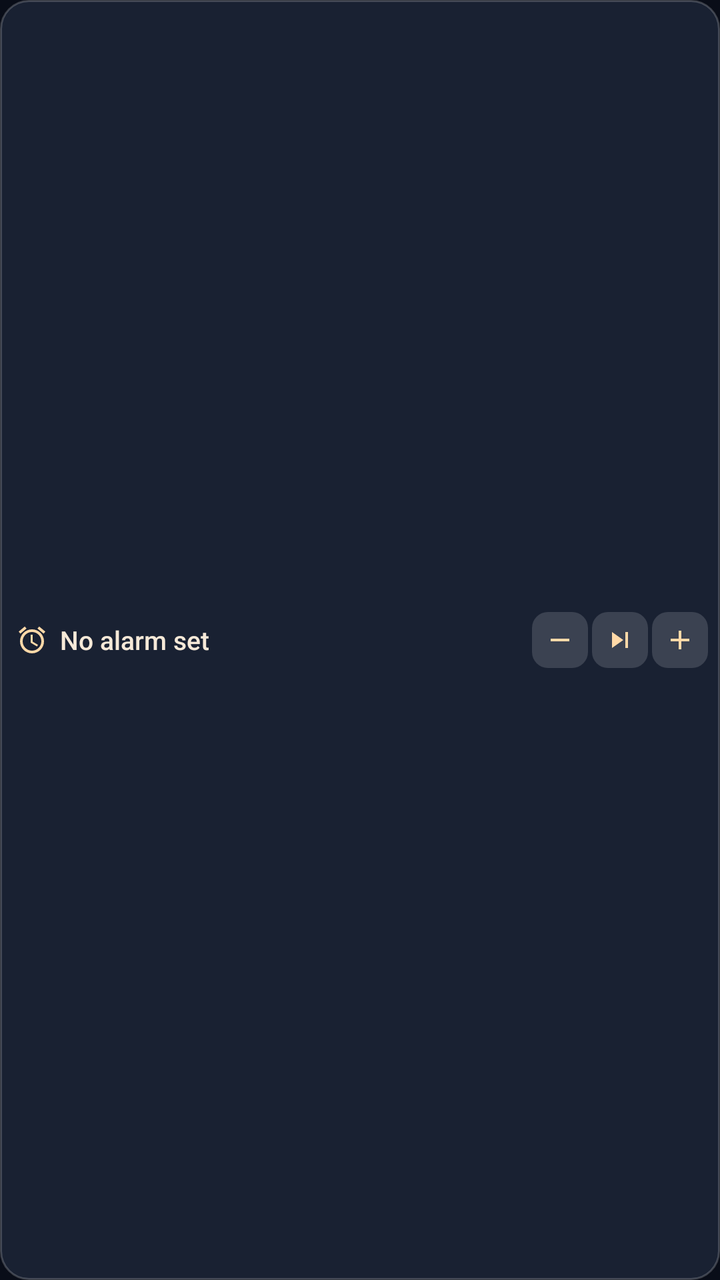
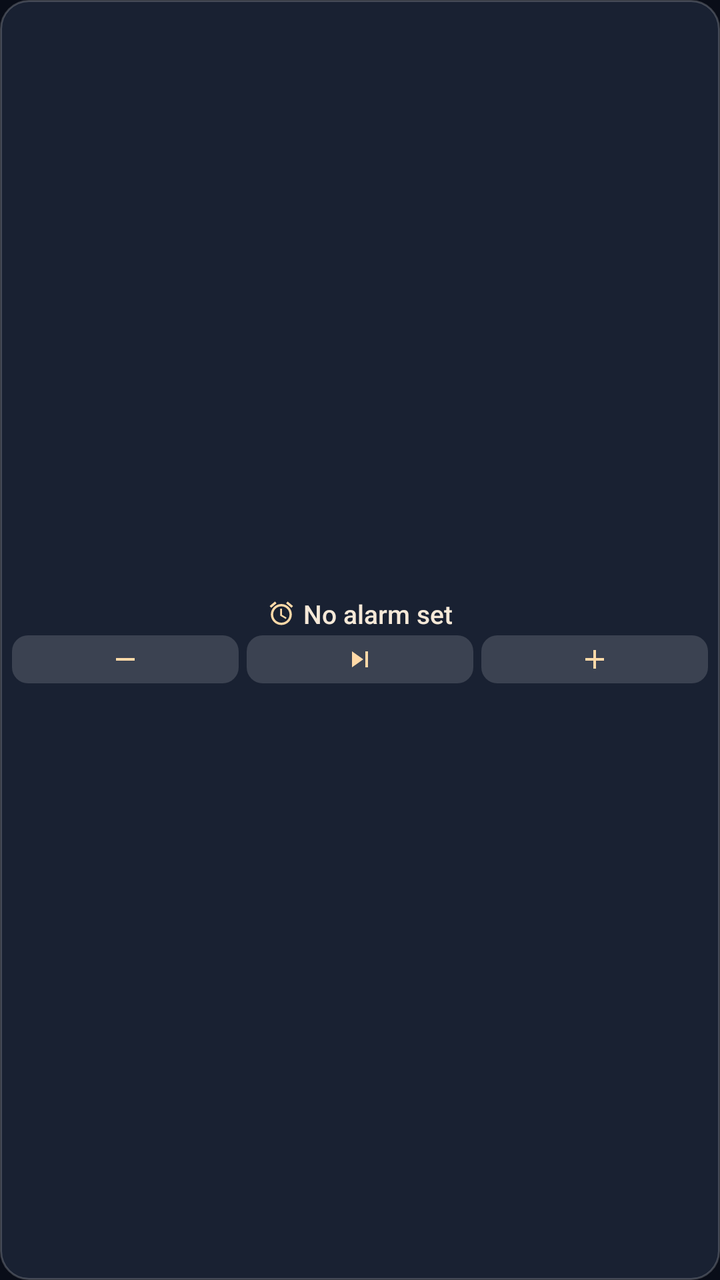

Compare the two renders of this Android layout. The source of the first and the diff that turns it into the second are given below.
<!-- AndroidManifest.xml: application theme Theme.RadioAlarmApp -->
<!-- res/layout/radio_alarm_widget.xml -->
<?xml version="1.0" encoding="utf-8"?>
<LinearLayout xmlns:android="http://schemas.android.com/apk/res/android"
    android:layout_width="match_parent"
    android:layout_height="match_parent"
    android:background="@drawable/widget_background"
    android:gravity="center_vertical"
    android:orientation="horizontal"
    android:paddingStart="8dp"
    android:paddingTop="4dp"
    android:paddingEnd="6dp"
    android:paddingBottom="4dp">

    <ImageView
        android:id="@+id/widget_icon"
        android:layout_width="16dp"
        android:layout_height="16dp"
        android:contentDescription="@null"
        android:scaleType="centerInside"
        android:src="@drawable/ic_widget_alarm" />

    <TextView
        android:id="@+id/widget_alarm_text"
        android:layout_width="0dp"
        android:layout_height="wrap_content"
        android:layout_marginStart="6dp"
        android:layout_weight="1"
        android:ellipsize="end"
        android:fontFamily="sans-serif-medium"
        android:gravity="center_vertical"
        android:maxLines="1"
        android:text="@string/widget_no_alarm"
        android:textColor="#F6E9D8"
        android:textSize="13sp" />

    <LinearLayout
        android:id="@+id/widget_buttons"
        android:layout_width="wrap_content"
        android:layout_height="28dp"
        android:layout_marginStart="4dp"
        android:baselineAligned="false"
        android:orientation="horizontal">

        <ImageView
            android:id="@+id/widget_minus"
            android:layout_width="28dp"
            android:layout_height="match_parent"
            android:layout_marginEnd="2dp"
            android:background="@drawable/widget_button"
            android:contentDescription="@string/widget_action_earlier"
            android:padding="6dp"
            android:scaleType="centerInside"
            android:src="@drawable/ic_widget_minus" />

        <ImageView
            android:id="@+id/widget_middle"
            android:layout_width="28dp"
            android:layout_height="match_parent"
            android:layout_marginEnd="2dp"
            android:background="@drawable/widget_button"
            android:contentDescription="@string/widget_action_skip"
            android:padding="6dp"
            android:scaleType="centerInside"
            android:src="@drawable/ic_widget_skip" />

        <ImageView
            android:id="@+id/widget_plus"
            android:layout_width="28dp"
            android:layout_height="match_parent"
            android:background="@drawable/widget_button"
            android:contentDescription="@string/widget_action_later"
            android:padding="6dp"
            android:scaleType="centerInside"
            android:src="@drawable/ic_widget_plus" />
    </LinearLayout>
</LinearLayout>
<!-- resources referenced by this layout -->
<resources>
  <!-- drawable ic_widget_alarm (drawable) -->
  <vector xmlns:android="http://schemas.android.com/apk/res/android"
      android:width="24dp"
      android:height="24dp"
      android:viewportWidth="24"
      android:viewportHeight="24">
      <path
          android:fillColor="#FFD9A8"
          android:pathData="M22,5.72l-4.6,-3.86 -1.29,1.53 4.6,3.86L22,5.72zM7.88,3.39L6.6,1.86 2,5.71l1.29,1.53 4.59,-3.85zM12.5,8H11v6l4.75,2.85 0.75,-1.23 -4,-2.37V8zM12,4c-4.97,0 -9,4.03 -9,9s4.02,9 9,9 9,-4.03 9,-9 -4.03,-9 -9,-9zM12,20c-3.87,0 -7,-3.13 -7,-7s3.13,-7 7,-7 7,3.13 7,7 -3.13,7 -7,7z" />
  </vector>
  <!-- drawable ic_widget_minus (drawable) -->
  <vector xmlns:android="http://schemas.android.com/apk/res/android"
      android:width="24dp"
      android:height="24dp"
      android:viewportWidth="24"
      android:viewportHeight="24">
      <path
          android:fillColor="#FFD9A8"
          android:pathData="M19,13H5v-2h14v2z" />
  </vector>
  <!-- drawable ic_widget_plus (drawable) -->
  <vector xmlns:android="http://schemas.android.com/apk/res/android"
      android:width="24dp"
      android:height="24dp"
      android:viewportWidth="24"
      android:viewportHeight="24">
      <path
          android:fillColor="#FFD9A8"
          android:pathData="M19,13h-6v6h-2v-6H5v-2h6V5h2v6h6v2z" />
  </vector>
  <!-- drawable ic_widget_skip (drawable) -->
  <vector xmlns:android="http://schemas.android.com/apk/res/android"
      android:width="24dp"
      android:height="24dp"
      android:viewportWidth="24"
      android:viewportHeight="24">
      <path
          android:fillColor="#FFD9A8"
          android:pathData="M6,18l8.5,-6L6,6v12zM16,6v12h2V6h-2z" />
  </vector>
  <!-- drawable widget_background (drawable) -->
  <?xml version="1.0" encoding="utf-8"?>
  <shape xmlns:android="http://schemas.android.com/apk/res/android"
      android:shape="rectangle">
      <solid android:color="#E61B2436" />
      <corners android:radius="14dp" />
      <stroke
          android:width="1dp"
          android:color="#33FFFFFF" />
  </shape>
  <!-- drawable widget_button (drawable) -->
  <?xml version="1.0" encoding="utf-8"?>
  <shape xmlns:android="http://schemas.android.com/apk/res/android"
      android:shape="rectangle">
      <solid android:color="#26FFFFFF" />
      <corners android:radius="8dp" />
  </shape>
  <string name="widget_action_earlier">Move alarm 10 minutes earlier</string>
  <string name="widget_action_later">Move alarm 10 minutes later</string>
  <string name="widget_action_skip">Skip next alarm</string>
  <string name="widget_no_alarm">No alarm set</string>
  <style name="Theme.RadioAlarmApp" parent="android:style/Theme.Material.NoActionBar">
          <item name="android:fontFamily">sans</item>
          <item name="android:windowActionModeOverlay">true</item>
          <item name="android:windowBackground">@color/ring_background</item>
          <item name="android:statusBarColor">@color/ring_background</item>
          <item name="android:navigationBarColor">@color/ring_background</item>
          <item name="android:windowLightStatusBar">false</item>
          <item name="android:colorAccent">#FFB55C</item>
      </style>
  <color name="ring_background">#090D18</color>
</resources>

<!-- the commit's change to res/layout/radio_alarm_widget.xml (unified diff, before → after) -->
@@ -3,72 +3,86 @@
     android:layout_width="match_parent"
     android:layout_height="match_parent"
     android:background="@drawable/widget_background"
-    android:gravity="center_vertical"
-    android:orientation="horizontal"
-    android:paddingStart="8dp"
-    android:paddingTop="4dp"
+    android:gravity="center"
+    android:orientation="vertical"
+    android:paddingStart="6dp"
+    android:paddingTop="2dp"
     android:paddingEnd="6dp"
-    android:paddingBottom="4dp">
+    android:paddingBottom="2dp">
 
-    <ImageView
-        android:id="@+id/widget_icon"
-        android:layout_width="16dp"
-        android:layout_height="16dp"
-        android:contentDescription="@null"
-        android:scaleType="centerInside"
-        android:src="@drawable/ic_widget_alarm" />
+    <LinearLayout
+        android:id="@+id/widget_header"
+        android:layout_width="match_parent"
+        android:layout_height="wrap_content"
+        android:gravity="center"
+        android:orientation="horizontal">
 
-    <TextView
-        android:id="@+id/widget_alarm_text"
-        android:layout_width="0dp"
-        android:layout_height="wrap_content"
-        android:layout_marginStart="6dp"
-        android:layout_weight="1"
-        android:ellipsize="end"
-        android:fontFamily="sans-serif-medium"
-        android:gravity="center_vertical"
-        android:maxLines="1"
-        android:text="@string/widget_no_alarm"
-        android:textColor="#F6E9D8"
-        android:textSize="13sp" />
+        <ImageView
+            android:id="@+id/widget_icon"
+            android:layout_width="14dp"
+            android:layout_height="14dp"
+            android:contentDescription="@null"
+            android:scaleType="centerInside"
+            android:src="@drawable/ic_widget_alarm" />
+
+        <TextView
+            android:id="@+id/widget_alarm_text"
+            android:layout_width="wrap_content"
+            android:layout_height="wrap_content"
+            android:layout_marginStart="4dp"
+            android:ellipsize="end"
+            android:fontFamily="sans-serif-medium"
+            android:gravity="center"
+            android:maxLines="1"
+            android:text="@string/widget_no_alarm"
+            android:textColor="#F6E9D8"
+            android:textSize="13sp" />
+    </LinearLayout>
 
     <LinearLayout
         android:id="@+id/widget_buttons"
-        android:layout_width="wrap_content"
-        android:layout_height="28dp"
-        android:layout_marginStart="4dp"
+        android:layout_width="match_parent"
+        android:layout_height="24dp"
+        android:layout_marginTop="2dp"
         android:baselineAligned="false"
-        android:orientation="horizontal">
+        android:gravity="center"
+        android:orientation="horizontal"
+        android:weightSum="3">
 
         <ImageView
             android:id="@+id/widget_minus"
-            android:layout_width="28dp"
+            android:layout_width="0dp"
             android:layout_height="match_parent"
             android:layout_marginEnd="2dp"
+            android:layout_weight="1"
             android:background="@drawable/widget_button"
             android:contentDescription="@string/widget_action_earlier"
-            android:padding="6dp"
+            android:padding="4dp"
             android:scaleType="centerInside"
             android:src="@drawable/ic_widget_minus" />
 
         <ImageView
             android:id="@+id/widget_middle"
-            android:layout_width="28dp"
+            android:layout_width="0dp"
             android:layout_height="match_parent"
+            android:layout_marginStart="2dp"
             android:layout_marginEnd="2dp"
+            android:layout_weight="1"
             android:background="@drawable/widget_button"
             android:contentDescription="@string/widget_action_skip"
-            android:padding="6dp"
+            android:padding="4dp"
             android:scaleType="centerInside"
             android:src="@drawable/ic_widget_skip" />
 
         <ImageView
             android:id="@+id/widget_plus"
-            android:layout_width="28dp"
+            android:layout_width="0dp"
             android:layout_height="match_parent"
+            android:layout_marginStart="2dp"
+            android:layout_weight="1"
             android:background="@drawable/widget_button"
             android:contentDescription="@string/widget_action_later"
-            android:padding="6dp"
+            android:padding="4dp"
             android:scaleType="centerInside"
             android:src="@drawable/ic_widget_plus" />
     </LinearLayout>
